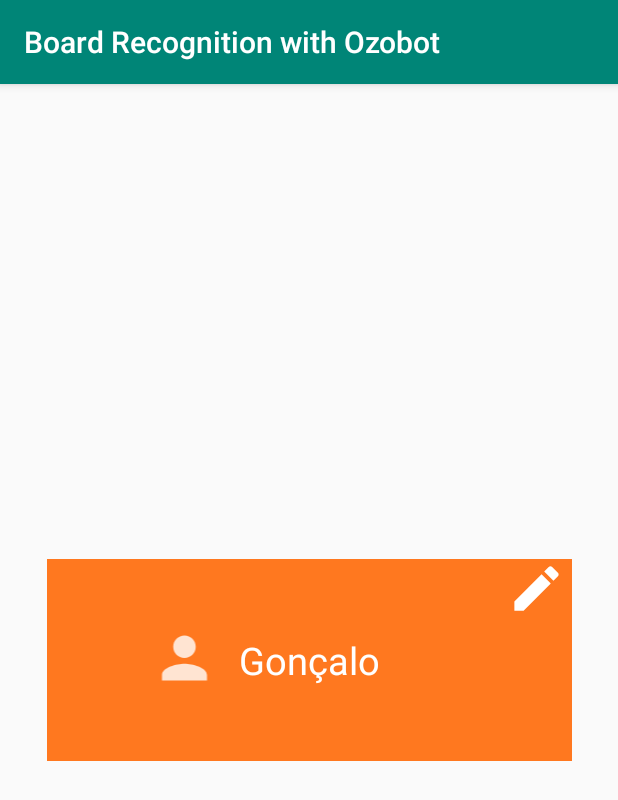
After one commit to Badajaz/Master-Thesis, an Android app: the EditUser screen opened directly, with no data from a screen before it, on a phone screen of 412 x 824 dp. The commit adds this screen. Shown: the top 800 px of the screen. Run offline under Robolectric (Android 15) with nearby library versions, the light colour scheme and no system bars.

Commit message:
inicio do editar utilizadores
inicio do editar utilizadores

```diff
--- a/Boardshot/app/src/main/AndroidManifest.xml
+++ b/Boardshot/app/src/main/AndroidManifest.xml
@@ -20,6 +20,7 @@
         android:roundIcon="@mipmap/ic_launcher_web"
         android:supportsRtl="true"
         android:theme="@style/AppTheme">
+        <activity android:name=".EditUser"></activity>
         <activity android:name=".LevelsActivity">
             <meta-data
                 android:name="android.support.PARENT_ACTIVITY"
--- /dev/null
+++ b/Boardshot/app/src/main/java/com/example/android/boardshot/EditUser.java
@@ -0,0 +1,19 @@
+package com.example.android.boardshot;
+
+import androidx.appcompat.app.AppCompatActivity;
+
+import android.os.Bundle;
+import android.widget.TextView;
+
+public class EditUser extends AppCompatActivity {
+
+    @Override
+    protected void onCreate(Bundle savedInstanceState) {
+        super.onCreate(savedInstanceState);
+        setContentView(R.layout.activity_edit_user);
+
+
+
+
+    }
+}
--- a/Boardshot/app/src/main/java/com/example/android/boardshot/LevelsActivity.java
+++ b/Boardshot/app/src/main/java/com/example/android/boardshot/LevelsActivity.java
@@ -62,9 +62,8 @@
 
         //noinspection SimplifiableIfStatement
         if (id == R.id.action_item_one) {
-
-            // Do something
-            return true;
+            Intent intent = new Intent(LevelsActivity.this, EditUser.class);
+            startActivity(intent);
         }
 
         return super.onOptionsItemSelected(item);
--- /dev/null
+++ b/Boardshot/app/src/main/res/drawable/edit.xml
@@ -0,0 +1,5 @@
+<vector android:height="24dp" android:tint="#FFFFFF"
+    android:viewportHeight="24.0" android:viewportWidth="24.0"
+    android:width="24dp" xmlns:android="http://schemas.android.com/apk/res/android">
+    <path android:fillColor="#FF000000" android:pathData="M3,17.25V21h3.75L17.81,9.94l-3.75,-3.75L3,17.25zM20.71,7.04c0.39,-0.39 0.39,-1.02 0,-1.41l-2.34,-2.34c-0.39,-0.39 -1.02,-0.39 -1.41,0l-1.83,1.83 3.75,3.75 1.83,-1.83z"/>
+</vector>
--- /dev/null
+++ b/Boardshot/app/src/main/res/layout/activity_edit_user.xml
@@ -0,0 +1,41 @@
+<?xml version="1.0" encoding="utf-8"?>
+<androidx.constraintlayout.widget.ConstraintLayout xmlns:android="http://schemas.android.com/apk/res/android"
+    xmlns:app="http://schemas.android.com/apk/res-auto"
+    xmlns:tools="http://schemas.android.com/tools"
+    android:layout_width="match_parent"
+    android:layout_height="match_parent"
+    tools:context=".EditUser">
+
+    <TextView
+        android:id="@+id/EditUserTextView"
+        android:layout_width="350dp"
+        android:layout_height="wrap_content"
+        android:background="#ff781f"
+        android:padding="50dp"
+        android:text="Gonçalo"
+        android:gravity="center"
+        android:textColor="#FFF"
+        android:textSize="25dp"
+        app:layout_constraintBottom_toBottomOf="parent"
+        app:layout_constraintEnd_toEndOf="parent"
+        app:layout_constraintStart_toStartOf="parent"
+        app:layout_constraintTop_toTopOf="parent" />
+
+    <ImageView
+        android:id="@+id/imageView"
+        android:layout_width="47dp"
+        android:layout_height="39dp"
+        app:layout_constraintEnd_toEndOf="@+id/EditUserTextView"
+        app:layout_constraintTop_toTopOf="@+id/EditUserTextView"
+        app:srcCompat="@drawable/edit" />
+
+    <ImageView
+        android:id="@+id/imageView2"
+        android:layout_width="47dp"
+        android:layout_height="36dp"
+        android:layout_marginStart="68dp"
+        android:layout_marginTop="48dp"
+        app:layout_constraintStart_toStartOf="@+id/EditUserTextView"
+        app:layout_constraintTop_toTopOf="@+id/EditUserTextView"
+        app:srcCompat="@drawable/ic_action_name" />
+</androidx.constraintlayout.widget.ConstraintLayout>
```
